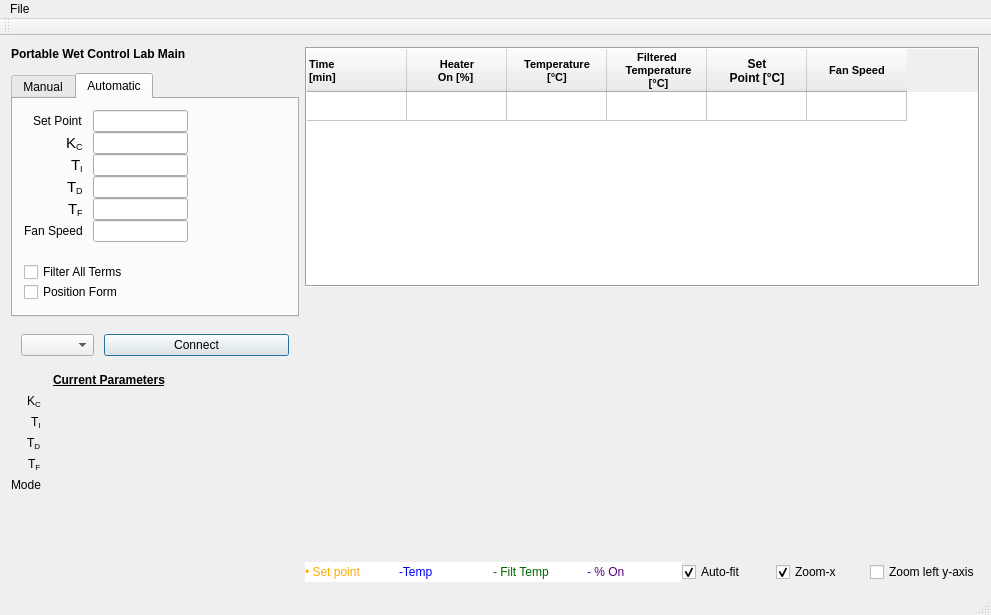
Old version of the form mainwindow.ui in the repository AnthonyA28/Qt-PWCL-main.
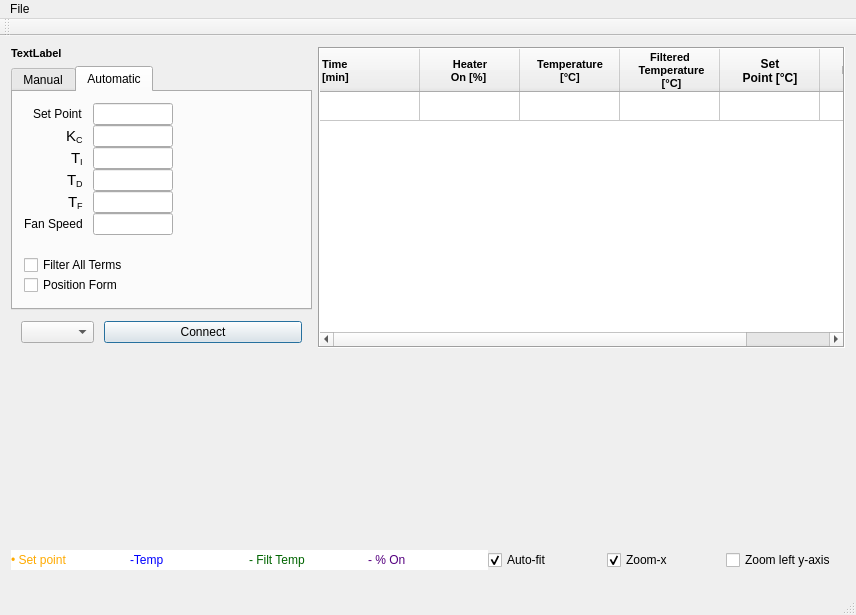
New version of the form. Icons and pictures are not drawn. Custom widgets are drawn as their Qt base class.

Commit message: changed the ui so the graph gets all horziontal space.

```diff
--- a/mainwindow.ui
+++ b/mainwindow.ui
@@ -6,7 +6,7 @@
    <rect>
     <x>0</x>
     <y>0</y>
-    <width>991</width>
+    <width>856</width>
     <height>615</height>
    </rect>
   </property>
@@ -25,38 +25,49 @@
   </property>
   <widget class="QWidget" name="centralWidget">
    <layout class="QGridLayout" name="gridLayout">
+    <property name="bottomMargin">
+     <number>0</number>
+    </property>
     <item row="0" column="2">
-     <layout class="QHBoxLayout" name="horizontalLayout_2" stretch="0,1">
+     <layout class="QHBoxLayout" name="horizontalLayout_2" stretch="1">
       <property name="spacing">
        <number>6</number>
       </property>
       <item>
-       <layout class="QVBoxLayout" name="verticalLayout_3" stretch="0,0,0,0,1">
+       <layout class="QVBoxLayout" name="verticalLayout" stretch="0,1">
+        <property name="sizeConstraint">
+         <enum>QLayout::SetMaximumSize</enum>
+        </property>
+        <property name="leftMargin">
+         <number>0</number>
+        </property>
+        <property name="bottomMargin">
+         <number>0</number>
+        </property>
+        <item>
+         <layout class="QHBoxLayout" name="horizontalLayout_6" stretch="0,1">
+          <item>
+           <layout class="QVBoxLayout" name="verticalLayout_3" stretch="0,0,0">
         <property name="spacing">
-         <number>12</number>
+             <number>6</number>
         </property>
         <property name="sizeConstraint">
-         <enum>QLayout::SetFixedSize</enum>
+             <enum>QLayout::SetNoConstraint</enum>
         </property>
         <property name="rightMargin">
          <number>0</number>
         </property>
         <item>
-         <widget class="QLabel" name="label_5">
-          <property name="maximumSize">
-           <size>
-            <width>251</width>
-            <height>16777215</height>
-           </size>
-          </property>
+             <widget class="QLabel" name="modeTextLabel">
           <property name="font">
            <font>
+                <pointsize>8</pointsize>
             <weight>75</weight>
             <bold>true</bold>
            </font>
           </property>
           <property name="text">
-           <string>&lt;html&gt;&lt;head/&gt;&lt;body&gt;&lt;p&gt;&lt;span style=&quot; font-size:9pt;&quot;&gt;Portable Wet Control Lab Main&lt;/span&gt;&lt;/p&gt;&lt;/body&gt;&lt;/html&gt;</string>
+               <string>TextLabel</string>
           </property>
          </widget>
         </item>
@@ -127,10 +138,17 @@
              </widget>
             </item>
             <item row="3" column="1">
-             <layout class="QHBoxLayout" name="horizontalLayout_12" stretch="1,1">
+                 <layout class="QHBoxLayout" name="horizontalLayout_12" stretch="1,0,1">
               <item>
                <widget class="QLineEdit" name="M_fanSpeedTextBox"/>
               </item>
+                  <item>
+                   <widget class="QLabel" name="fanspeedLabel">
+                    <property name="text">
+                     <string/>
+                    </property>
+                   </widget>
+                  </item>
               <item>
                <spacer name="horizontalSpacer_9">
                 <property name="orientation">
@@ -147,10 +165,17 @@
              </layout>
             </item>
             <item row="2" column="1">
-             <layout class="QHBoxLayout" name="horizontalLayout_14" stretch="1,1">
+                 <layout class="QHBoxLayout" name="horizontalLayout_14" stretch="1,0,1">
               <item>
                <widget class="QLineEdit" name="percentOntTextBox"/>
               </item>
+                  <item>
+                   <widget class="QLabel" name="percentheateronLabel">
+                    <property name="text">
+                     <string/>
+                    </property>
+                   </widget>
+                  </item>
               <item>
                <spacer name="horizontalSpacer_10">
                 <property name="orientation">
@@ -221,14 +246,27 @@
              </widget>
             </item>
             <item row="0" column="1">
-             <layout class="QHBoxLayout" name="horizontalLayout_3" stretch="1,1">
+                 <layout class="QHBoxLayout" name="horizontalLayout_3" stretch="1,0,0">
               <item>
                <widget class="QLineEdit" name="setPointTextBox">
                 <property name="sizePolicy">
-                 <sizepolicy hsizetype="Preferred" vsizetype="Preferred">
+                     <sizepolicy hsizetype="Fixed" vsizetype="Preferred">
                   <horstretch>0</horstretch>
                   <verstretch>0</verstretch>
                  </sizepolicy>
+                    </property>
+                    <property name="maximumSize">
+                     <size>
+                      <width>80</width>
+                      <height>16777215</height>
+                     </size>
+                    </property>
+                   </widget>
+                  </item>
+                  <item>
+                   <widget class="QLabel" name="setpointLabel">
+                    <property name="text">
+                     <string/>
                 </property>
                </widget>
               </item>
@@ -261,20 +299,33 @@
              </widget>
             </item>
             <item row="1" column="1">
-             <layout class="QHBoxLayout" name="horizontalLayout_4" stretch="1,1">
+                 <layout class="QHBoxLayout" name="horizontalLayout_4" stretch="1,0,0">
               <item>
                <widget class="QLineEdit" name="kcTextBox">
                 <property name="sizePolicy">
-                 <sizepolicy hsizetype="Preferred" vsizetype="Preferred">
+                     <sizepolicy hsizetype="Fixed" vsizetype="Preferred">
                   <horstretch>0</horstretch>
                   <verstretch>0</verstretch>
                  </sizepolicy>
                 </property>
+                    <property name="maximumSize">
+                     <size>
+                      <width>80</width>
+                      <height>16777215</height>
+                     </size>
+                    </property>
                 <property name="alignment">
                  <set>Qt::AlignLeading|Qt::AlignLeft|Qt::AlignVCenter</set>
                 </property>
                </widget>
               </item>
+                  <item>
+                   <widget class="QLabel" name="kcLabel">
+                    <property name="text">
+                     <string/>
+                    </property>
+                   </widget>
+                  </item>
               <item>
                <spacer name="horizontalSpacer_4">
                 <property name="orientation">
@@ -304,20 +355,33 @@
              </widget>
             </item>
             <item row="5" column="1">
-             <layout class="QHBoxLayout" name="horizontalLayout_9" stretch="1,1">
+                 <layout class="QHBoxLayout" name="horizontalLayout_9" stretch="1,0,0">
               <item>
                <widget class="QLineEdit" name="taufTextBox">
                 <property name="sizePolicy">
-                 <sizepolicy hsizetype="Preferred" vsizetype="Preferred">
+                     <sizepolicy hsizetype="Fixed" vsizetype="Preferred">
                   <horstretch>0</horstretch>
                   <verstretch>0</verstretch>
                  </sizepolicy>
                 </property>
+                    <property name="maximumSize">
+                     <size>
+                      <width>80</width>
+                      <height>16777215</height>
+                     </size>
+                    </property>
                 <property name="alignment">
                  <set>Qt::AlignLeading|Qt::AlignLeft|Qt::AlignVCenter</set>
                 </property>
                </widget>
               </item>
+                  <item>
+                   <widget class="QLabel" name="taufLabel">
+                    <property name="text">
+                     <string/>
+                    </property>
+                   </widget>
+                  </item>
               <item>
                <spacer name="horizontalSpacer_6">
                 <property name="orientation">
@@ -347,14 +411,27 @@
              </widget>
             </item>
             <item row="8" column="1">
-             <layout class="QHBoxLayout" name="horizontalLayout_8" stretch="1,1">
+                 <layout class="QHBoxLayout" name="horizontalLayout_8" stretch="1,0,0">
               <item>
                <widget class="QLineEdit" name="A_fanSpeedTextBox">
                 <property name="sizePolicy">
-                 <sizepolicy hsizetype="Preferred" vsizetype="Preferred">
+                     <sizepolicy hsizetype="Fixed" vsizetype="Preferred">
                   <horstretch>0</horstretch>
                   <verstretch>0</verstretch>
                  </sizepolicy>
+                    </property>
+                    <property name="maximumSize">
+                     <size>
+                      <width>80</width>
+                      <height>16777215</height>
+                     </size>
+                    </property>
+                   </widget>
+                  </item>
+                  <item>
+                   <widget class="QLabel" name="fanspeedLabel_A">
+                    <property name="text">
+                     <string/>
                 </property>
                </widget>
               </item>
@@ -429,20 +506,33 @@
              </widget>
             </item>
             <item row="2" column="1">
-             <layout class="QHBoxLayout" name="horizontalLayout_10" stretch="1,1">
+                 <layout class="QHBoxLayout" name="horizontalLayout_10" stretch="1,0,0">
               <item>
                <widget class="QLineEdit" name="tauiTextBox">
                 <property name="sizePolicy">
-                 <sizepolicy hsizetype="Preferred" vsizetype="Preferred">
+                     <sizepolicy hsizetype="Fixed" vsizetype="Preferred">
                   <horstretch>0</horstretch>
                   <verstretch>0</verstretch>
                  </sizepolicy>
                 </property>
+                    <property name="maximumSize">
+                     <size>
+                      <width>80</width>
+                      <height>16777215</height>
+                     </size>
+                    </property>
                 <property name="alignment">
                  <set>Qt::AlignLeading|Qt::AlignLeft|Qt::AlignVCenter</set>
                 </property>
                </widget>
               </item>
+                  <item>
+                   <widget class="QLabel" name="tauiLabel">
+                    <property name="text">
+                     <string/>
+                    </property>
+                   </widget>
+                  </item>
               <item>
                <spacer name="horizontalSpacer_7">
                 <property name="orientation">
@@ -472,20 +562,33 @@
              </widget>
             </item>
             <item row="3" column="1">
-             <layout class="QHBoxLayout" name="horizontalLayout_11" stretch="1,1">
+                 <layout class="QHBoxLayout" name="horizontalLayout_11" stretch="1,0,0">
               <item>
                <widget class="QLineEdit" name="taudTextBox">
                 <property name="sizePolicy">
-                 <sizepolicy hsizetype="Preferred" vsizetype="Preferred">
+                     <sizepolicy hsizetype="Fixed" vsizetype="Preferred">
                   <horstretch>0</horstretch>
                   <verstretch>0</verstretch>
                  </sizepolicy>
                 </property>
+                    <property name="maximumSize">
+                     <size>
+                      <width>80</width>
+                      <height>16777215</height>
+                     </size>
+                    </property>
                 <property name="alignment">
                  <set>Qt::AlignLeading|Qt::AlignLeft|Qt::AlignVCenter</set>
                 </property>
                </widget>
               </item>
+                  <item>
+                   <widget class="QLabel" name="taudLabel">
+                    <property name="text">
+                     <string/>
+                    </property>
+                   </widget>
+                  </item>
               <item>
                <spacer name="horizontalSpacer_8">
                 <property name="orientation">
@@ -594,170 +697,8 @@
           </item>
          </layout>
         </item>
-        <item>
-         <layout class="QFormLayout" name="formLayout_3">
-          <property name="labelAlignment">
-           <set>Qt::AlignRight|Qt::AlignTrailing|Qt::AlignVCenter</set>
-          </property>
-          <property name="horizontalSpacing">
-           <number>12</number>
-          </property>
-          <property name="verticalSpacing">
-           <number>7</number>
-          </property>
-          <item row="0" column="1">
-           <widget class="QLabel" name="label_8">
-            <property name="text">
-             <string>&lt;html&gt;&lt;head/&gt;&lt;body&gt;&lt;p&gt;&lt;span style=&quot; font-size:9pt; font-weight:600; text-decoration: underline;&quot;&gt;Current Parameters&lt;/span&gt;&lt;/p&gt;&lt;/body&gt;&lt;/html&gt;</string>
-            </property>
-           </widget>
-          </item>
-          <item row="1" column="0">
-           <widget class="QLabel" name="kcLabelName">
-            <property name="sizePolicy">
-             <sizepolicy hsizetype="Fixed" vsizetype="Fixed">
-              <horstretch>0</horstretch>
-              <verstretch>0</verstretch>
-             </sizepolicy>
-            </property>
-            <property name="text">
-             <string>&lt;html&gt;&lt;head/&gt;&lt;body&gt;&lt;p&gt;&lt;span style=&quot; font-size:9pt;&quot;&gt;K&lt;/span&gt;&lt;span style=&quot; font-size:9pt; vertical-align:sub;&quot;&gt;C&lt;/span&gt;&lt;/p&gt;&lt;/body&gt;&lt;/html&gt;</string>
-            </property>
-           </widget>
-          </item>
-          <item row="1" column="1">
-           <widget class="QLabel" name="kcLabel">
-            <property name="sizePolicy">
-             <sizepolicy hsizetype="Fixed" vsizetype="Fixed">
-              <horstretch>0</horstretch>
-              <verstretch>0</verstretch>
-             </sizepolicy>
-            </property>
-            <property name="text">
-             <string/>
-            </property>
-           </widget>
-          </item>
-          <item row="2" column="0">
-           <widget class="QLabel" name="tauiLabelName">
-            <property name="sizePolicy">
-             <sizepolicy hsizetype="Fixed" vsizetype="Fixed">
-              <horstretch>0</horstretch>
-              <verstretch>0</verstretch>
-             </sizepolicy>
-            </property>
-            <property name="text">
-             <string>&lt;html&gt;&lt;head/&gt;&lt;body&gt;&lt;p&gt;&lt;span style=&quot; font-size:9pt;&quot;&gt;Τ&lt;/span&gt;&lt;span style=&quot; font-size:9pt; vertical-align:sub;&quot;&gt;I&lt;/span&gt;&lt;/p&gt;&lt;/body&gt;&lt;/html&gt;</string>
-            </property>
-           </widget>
-          </item>
-          <item row="2" column="1">
-           <widget class="QLabel" name="tauiLabel">
-            <property name="sizePolicy">
-             <sizepolicy hsizetype="Fixed" vsizetype="Fixed">
-              <horstretch>0</horstretch>
-              <verstretch>0</verstretch>
-             </sizepolicy>
-            </property>
-            <property name="text">
-             <string/>
-            </property>
-           </widget>
-          </item>
-          <item row="3" column="0">
-           <widget class="QLabel" name="taudLabelName">
-            <property name="sizePolicy">
-             <sizepolicy hsizetype="Fixed" vsizetype="Fixed">
-              <horstretch>0</horstretch>
-              <verstretch>0</verstretch>
-             </sizepolicy>
-            </property>
-            <property name="text">
-             <string>&lt;html&gt;&lt;head/&gt;&lt;body&gt;&lt;p&gt;&lt;span style=&quot; font-size:9pt;&quot;&gt;Τ&lt;/span&gt;&lt;span style=&quot; font-size:9pt; vertical-align:sub;&quot;&gt;D&lt;/span&gt;&lt;/p&gt;&lt;/body&gt;&lt;/html&gt;</string>
-            </property>
-           </widget>
-          </item>
-          <item row="3" column="1">
-           <widget class="QLabel" name="taudLabel">
-            <property name="sizePolicy">
-             <sizepolicy hsizetype="Fixed" vsizetype="Fixed">
-              <horstretch>0</horstretch>
-              <verstretch>0</verstretch>
-             </sizepolicy>
-            </property>
-            <property name="text">
-             <string/>
-            </property>
-           </widget>
-          </item>
-          <item row="4" column="0">
-           <widget class="QLabel" name="taufLabelName">
-            <property name="sizePolicy">
-             <sizepolicy hsizetype="Fixed" vsizetype="Fixed">
-              <horstretch>0</horstretch>
-              <verstretch>0</verstretch>
-             </sizepolicy>
-            </property>
-            <property name="text">
-             <string>&lt;html&gt;&lt;head/&gt;&lt;body&gt;&lt;p&gt;&lt;span style=&quot; font-size:9pt;&quot;&gt;Τ&lt;/span&gt;&lt;span style=&quot; font-size:9pt; vertical-align:sub;&quot;&gt;F&lt;/span&gt;&lt;/p&gt;&lt;/body&gt;&lt;/html&gt;</string>
-            </property>
-           </widget>
-          </item>
-          <item row="4" column="1">
-           <widget class="QLabel" name="taufLabel">
-            <property name="sizePolicy">
-             <sizepolicy hsizetype="Fixed" vsizetype="Fixed">
-              <horstretch>0</horstretch>
-              <verstretch>0</verstretch>
-             </sizepolicy>
-            </property>
-            <property name="text">
-             <string/>
-            </property>
-           </widget>
-          </item>
-          <item row="5" column="0">
-           <widget class="QLabel" name="label_13">
-            <property name="text">
-             <string>&lt;html&gt;&lt;head/&gt;&lt;body&gt;&lt;p&gt;&lt;span style=&quot; font-size:9pt;&quot;&gt;Mode&lt;/span&gt;&lt;/p&gt;&lt;/body&gt;&lt;/html&gt;</string>
-            </property>
-           </widget>
-          </item>
-          <item row="5" column="1">
-           <widget class="QLabel" name="modeTextLabel">
-            <property name="text">
-             <string/>
-            </property>
-           </widget>
-          </item>
-         </layout>
-        </item>
-        <item>
-         <spacer name="verticalSpacer">
-          <property name="orientation">
-           <enum>Qt::Vertical</enum>
-          </property>
-          <property name="sizeHint" stdset="0">
-           <size>
-            <width>20</width>
-            <height>40</height>
-           </size>
-          </property>
-         </spacer>
-        </item>
-       </layout>
-      </item>
-      <item>
-       <layout class="QVBoxLayout" name="verticalLayout" stretch="1,0,1,0">
-        <property name="sizeConstraint">
-         <enum>QLayout::SetMaximumSize</enum>
-        </property>
-        <property name="leftMargin">
-         <number>0</number>
-        </property>
-        <property name="bottomMargin">
-         <number>0</number>
-        </property>
+           </layout>
+          </item>
         <item>
          <widget class="QTableWidget" name="outputTable">
           <property name="enabled">
@@ -1002,54 +943,10 @@
           </item>
          </widget>
         </item>
-        <item>
-         <widget class="QLabel" name="emergencyMessageLabel">
-          <property name="palette">
-           <palette>
-            <active>
-             <colorrole role="WindowText">
-              <brush brushstyle="SolidPattern">
-               <color alpha="255">
-                <red>255</red>
-                <green>0</green>
-                <blue>0</blue>
-               </color>
-              </brush>
-             </colorrole>
-            </active>
-            <inactive>
-             <colorrole role="WindowText">
-              <brush brushstyle="SolidPattern">
-               <color alpha="255">
-                <red>255</red>
-                <green>0</green>
-                <blue>0</blue>
-               </color>
-              </brush>
-             </colorrole>
-            </inactive>
-            <disabled>
-             <colorrole role="WindowText">
-              <brush brushstyle="SolidPattern">
-               <color alpha="255">
-                <red>120</red>
-                <green>120</green>
-                <blue>120</blue>
-               </color>
-              </brush>
-             </colorrole>
-            </disabled>
-           </palette>
-          </property>
-          <property name="font">
-           <font>
-            <pointsize>11</pointsize>
-            <weight>50</weight>
-            <bold>false</bold>
-           </font>
-          </property>
-         </widget>
+         </layout>
         </item>
+        <item>
+         <layout class="QVBoxLayout" name="verticalLayout_2" stretch="1,0,0">
         <item>
          <widget class="QCustomPlot" name="plot" native="true"/>
         </item>
@@ -1127,6 +1024,56 @@
           </item>
          </layout>
         </item>
+          <item>
+           <widget class="QLabel" name="emergencyMessageLabel">
+            <property name="palette">
+             <palette>
+              <active>
+               <colorrole role="WindowText">
+                <brush brushstyle="SolidPattern">
+                 <color alpha="255">
+                  <red>255</red>
+                  <green>0</green>
+                  <blue>0</blue>
+                 </color>
+                </brush>
+               </colorrole>
+              </active>
+              <inactive>
+               <colorrole role="WindowText">
+                <brush brushstyle="SolidPattern">
+                 <color alpha="255">
+                  <red>255</red>
+                  <green>0</green>
+                  <blue>0</blue>
+                 </color>
+                </brush>
+               </colorrole>
+              </inactive>
+              <disabled>
+               <colorrole role="WindowText">
+                <brush brushstyle="SolidPattern">
+                 <color alpha="255">
+                  <red>120</red>
+                  <green>120</green>
+                  <blue>120</blue>
+                 </color>
+                </brush>
+               </colorrole>
+              </disabled>
+             </palette>
+            </property>
+            <property name="font">
+             <font>
+              <pointsize>11</pointsize>
+              <weight>50</weight>
+              <bold>false</bold>
+             </font>
+            </property>
+           </widget>
+          </item>
+         </layout>
+        </item>
        </layout>
       </item>
      </layout>
@@ -1138,7 +1085,7 @@
     <rect>
      <x>0</x>
      <y>0</y>
-     <width>991</width>
+     <width>856</width>
      <height>22</height>
     </rect>
    </property>
```
Lines whose indentation alone changed are shown as unchanged. The commit also changes 1 other file.
